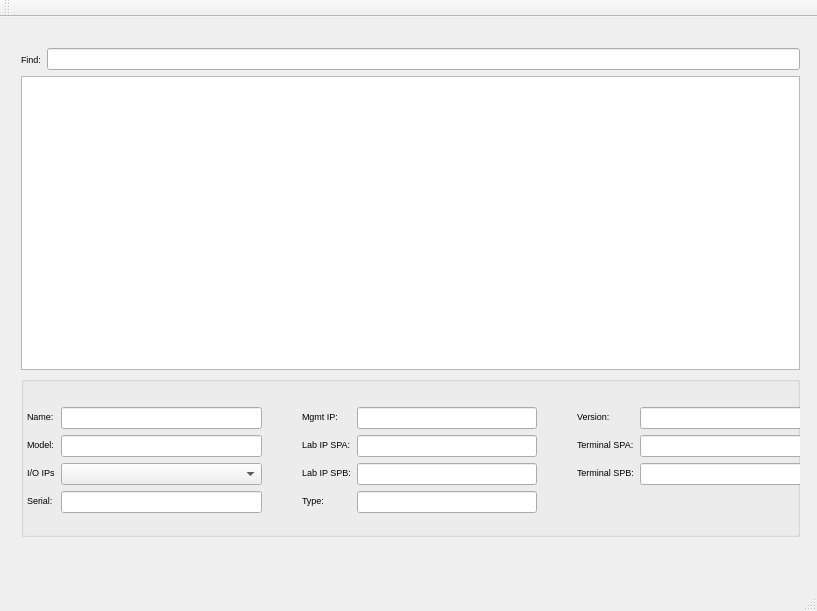
First picture: the form in abmainwindow.ui, repository guolisen/ArrayBox, before the edit.
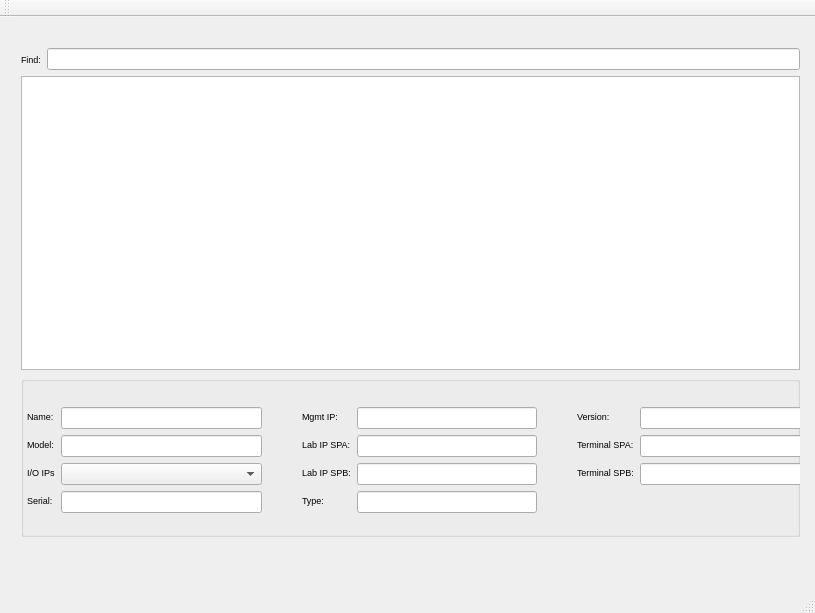
Second picture: the form after the edit.

Diff of the .ui file:
```diff
--- a/abmainwindow.ui
+++ b/abmainwindow.ui
@@ -6,8 +6,8 @@
    <rect>
     <x>0</x>
     <y>0</y>
-    <width>817</width>
-    <height>611</height>
+    <width>815</width>
+    <height>613</height>
    </rect>
   </property>
   <property name="sizePolicy">
```
Left out of the diff: 2 changed lines with no effect on the pictures.
